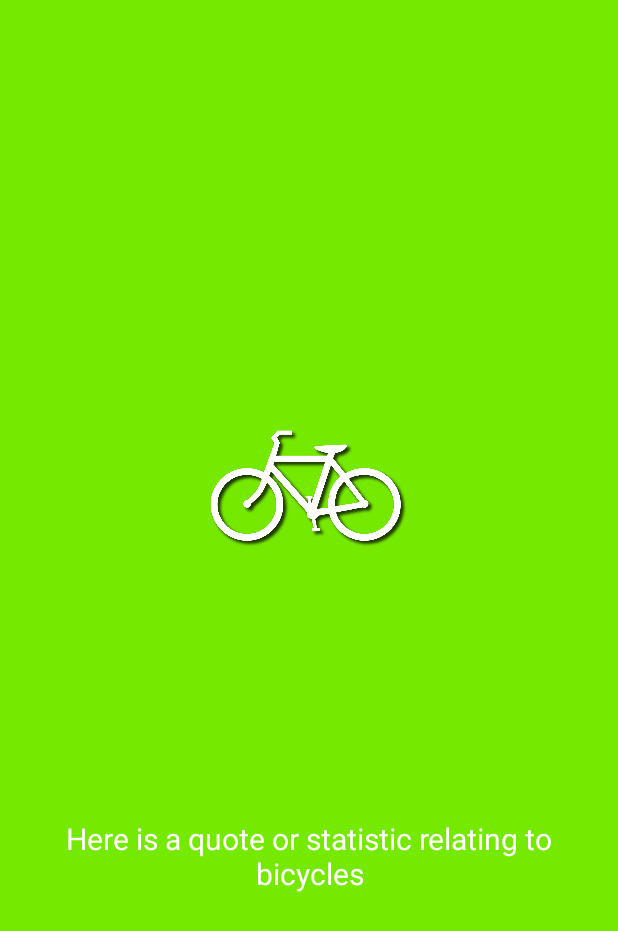
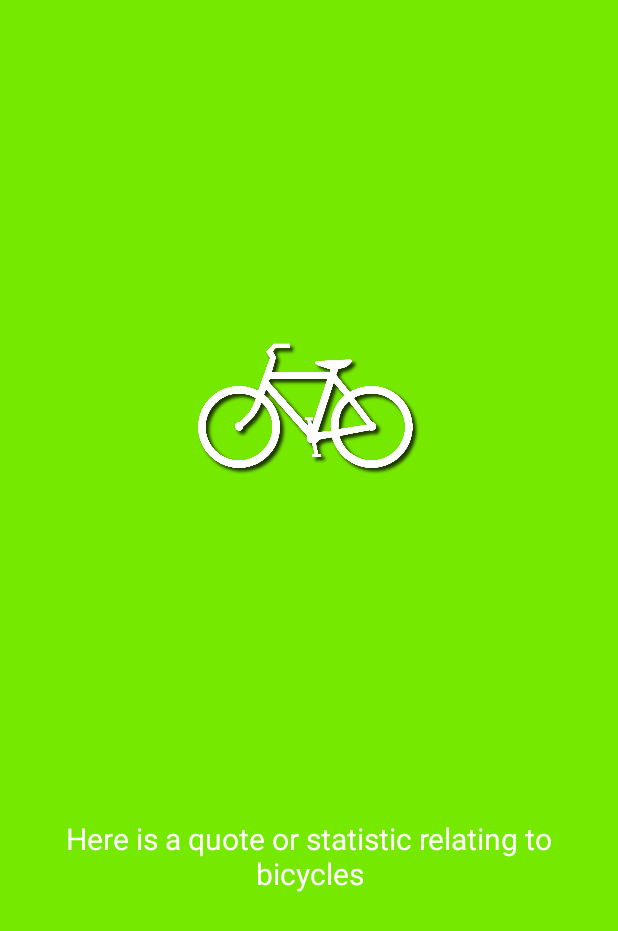
Before and after one commit to russell-knight/cycle-save, an Android app: the screen it shows after launch (SplashScreenActivity), on a phone screen of 412 x 824 dp. Shown: the top 931 px of the screen. Run offline under Robolectric (Android 15) with nearby library versions, the light colour scheme and no system bars.

Commit message:
Updated splash screen xml to a Linear Layout to better reflect screen layout

```diff
--- a/app/src/main/res/layout/activity_splash.xml
+++ b/app/src/main/res/layout/activity_splash.xml
@@ -6,11 +6,37 @@
     android:layout_height="match_parent"
     android:background="@drawable/gradient_background"
     tools:context=".SplashScreenActivity">
+<LinearLayout
+    android:layout_width="match_parent"
+    android:layout_height="match_parent"
+    android:orientation="vertical"
+    app:layout_constraintBottom_toBottomOf="parent"
+    app:layout_constraintLeft_toLeftOf="parent"
+    app:layout_constraintRight_toRightOf="parent"
+    app:layout_constraintTop_toTopOf="parent">
+
+    <ImageView
+        android:id="@+id/imageView"
+        android:layout_width="150dp"
+        android:layout_height="0dp"
+        android:layout_gravity="center"
+        android:layout_weight="2"
+        android:adjustViewBounds="true"
+        android:contentDescription="@string/bicycle_icon_desc"
+        android:scaleType="fitCenter"
+        app:layout_constraintBottom_toTopOf="@+id/splash_text"
+        app:layout_constraintEnd_toEndOf="parent"
+        app:layout_constraintHorizontal_bias="0.498"
+        app:layout_constraintStart_toStartOf="parent"
+        app:layout_constraintTop_toTopOf="parent"
+        app:layout_constraintVertical_bias="0.614"
+        app:srcCompat="@drawable/bicycle_icon_white" />
 
     <TextView
         android:id="@+id/splash_text"
         android:layout_width="wrap_content"
         android:layout_height="wrap_content"
+        android:layout_gravity="center"
         android:layout_marginBottom="228dp"
         android:fontFamily="sans-serif"
         android:paddingLeft="20sp"
@@ -24,19 +50,6 @@
         app:layout_constraintHorizontal_bias="0.0"
         app:layout_constraintStart_toStartOf="parent" />
 
-    <ImageView
-        android:id="@+id/imageView"
-        android:layout_width="150dp"
-        android:layout_height="79dp"
-        android:adjustViewBounds="true"
-        android:contentDescription="@string/bicycle_icon_desc"
-        android:scaleType="fitCenter"
-        app:layout_constraintBottom_toTopOf="@+id/splash_text"
-        app:layout_constraintEnd_toEndOf="parent"
-        app:layout_constraintHorizontal_bias="0.498"
-        app:layout_constraintStart_toStartOf="parent"
-        app:layout_constraintTop_toTopOf="parent"
-        app:layout_constraintVertical_bias="0.614"
-        app:srcCompat="@drawable/bicycle_icon_white" />
+</LinearLayout>
 
 </androidx.constraintlayout.widget.ConstraintLayout>
```
